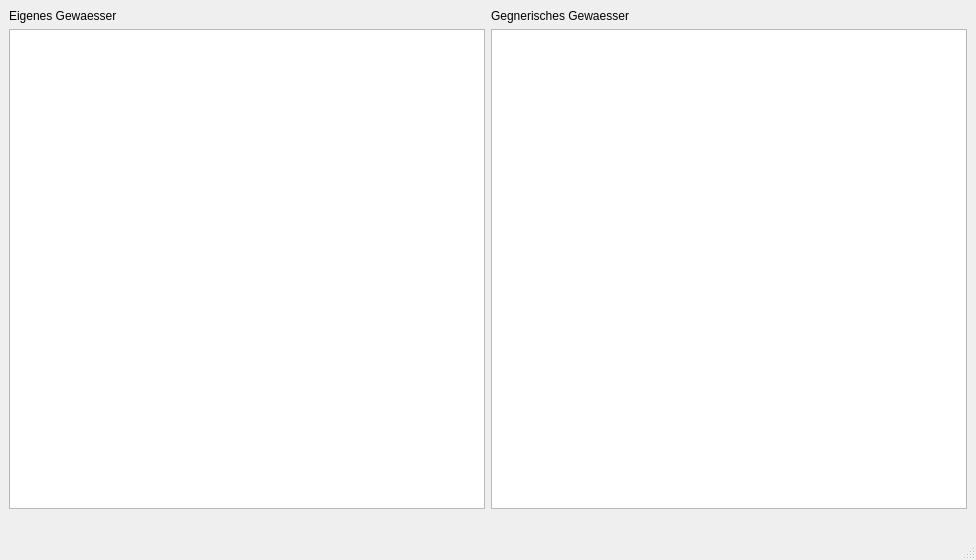
Before: the Qt Designer form Gui/playwindow.ui in MisterHyde/Ship_Happens, drawn with Qt 5.
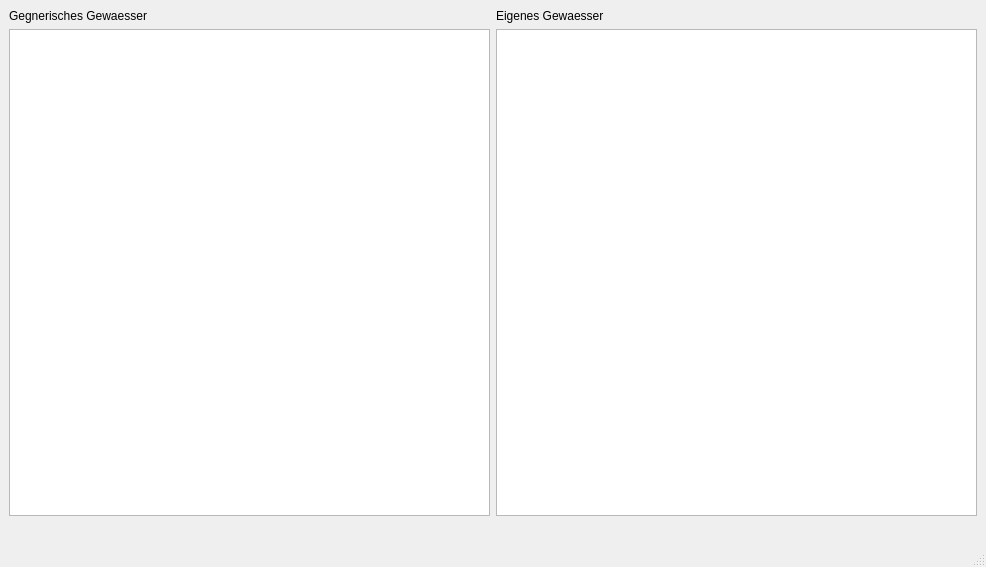
After: the same form once the commit is applied.

Patch:
```diff
--- a/Gui/playwindow.ui
+++ b/Gui/playwindow.ui
@@ -6,8 +6,8 @@
    <rect>
     <x>0</x>
     <y>0</y>
-    <width>976</width>
-    <height>560</height>
+    <width>986</width>
+    <height>567</height>
    </rect>
   </property>
   <property name="sizePolicy">
@@ -34,13 +34,6 @@
       </property>
       <item>
        <layout class="QHBoxLayout" name="horizontalLayout_3">
-        <item>
-         <widget class="QLabel" name="label_3">
-          <property name="text">
-           <string>Eigenes Gewaesser</string>
-          </property>
-         </widget>
-        </item>
         <item>
          <widget class="QLabel" name="label_2">
           <property name="text">
@@ -48,20 +41,17 @@
           </property>
          </widget>
         </item>
+        <item>
+         <widget class="QLabel" name="label_3">
+          <property name="text">
+           <string>Eigenes Gewaesser</string>
+          </property>
+         </widget>
+        </item>
        </layout>
       </item>
       <item>
        <layout class="QHBoxLayout" name="horizontalLayout">
-        <item>
-         <widget class="QTableWidget" name="playerTable">
-          <property name="editTriggers">
-           <set>QAbstractItemView::NoEditTriggers</set>
-          </property>
-          <property name="selectionMode">
-           <enum>QAbstractItemView::NoSelection</enum>
-          </property>
-         </widget>
-        </item>
         <item>
          <widget class="QTableWidget" name="enemyTable">
           <property name="editTriggers">
@@ -72,6 +62,16 @@
           </property>
          </widget>
         </item>
+        <item>
+         <widget class="QTableWidget" name="playerTable">
+          <property name="editTriggers">
+           <set>QAbstractItemView::NoEditTriggers</set>
+          </property>
+          <property name="selectionMode">
+           <enum>QAbstractItemView::NoSelection</enum>
+          </property>
+         </widget>
+        </item>
        </layout>
       </item>
       <item>
```
Left out of the diff: 4 changed lines with no effect on the pictures.
